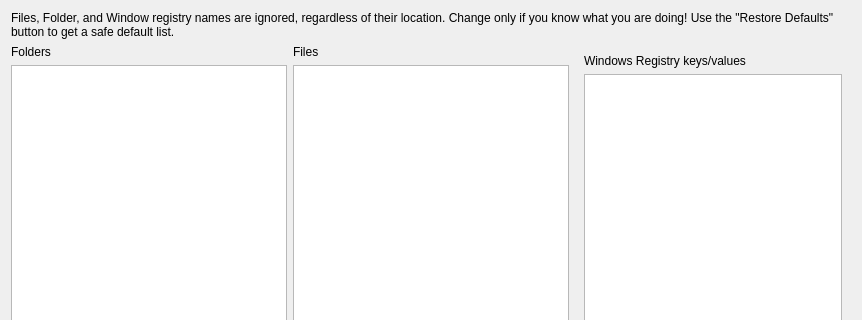
Old version of the form FWAdminLib/WinMagicFiles/ExpertSettings.ui in the repository fw-dev/translations; both pictures show x 0 to 862 and y 0 to 320 of the 862 by 472 pixel window.
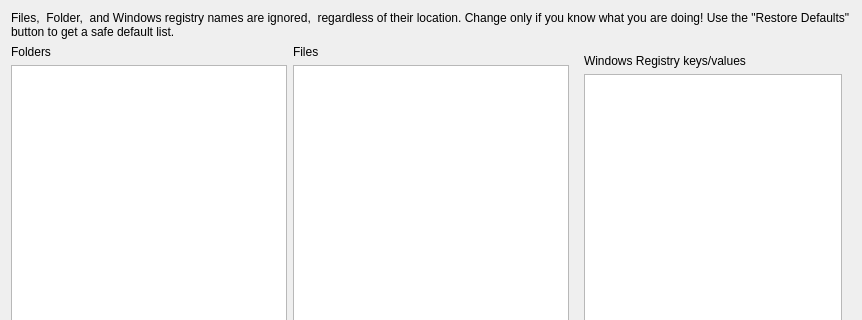
New version of the form.

What changed in the file:
```diff
--- a/FWAdminLib/WinMagicFiles/ExpertSettings.ui
+++ b/FWAdminLib/WinMagicFiles/ExpertSettings.ui
@@ -17,7 +17,7 @@
    <item>
     <widget class="QLabel" name="labelDescription">
      <property name="text">
-      <string>Files, Folder, and Window registry names are ignored, regardless of their location. Change only if you know what you are doing! Use the &quot;Restore Defaults&quot; button to get a safe default list.</string>
+      <string>Files,  Folder,  and Windows registry names are ignored,  regardless of their location. Change only if you know what you are doing! Use the &quot;Restore Defaults&quot; button to get a safe default list.</string>
      </property>
      <property name="alignment">
       <set>Qt::AlignLeading|Qt::AlignLeft|Qt::AlignVCenter</set>
```
